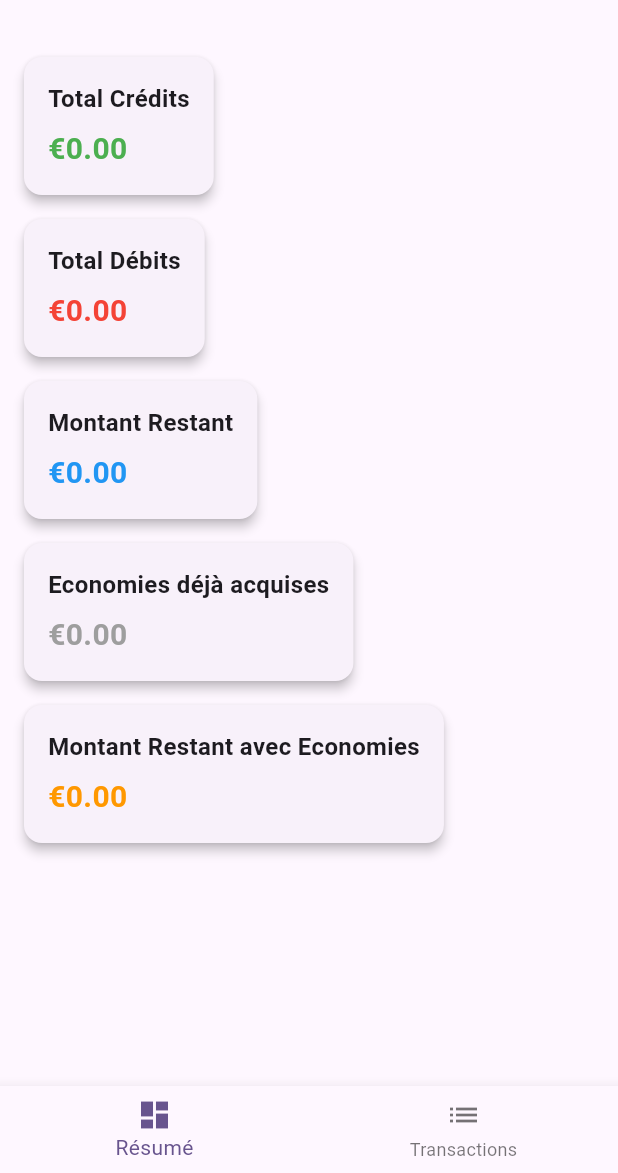
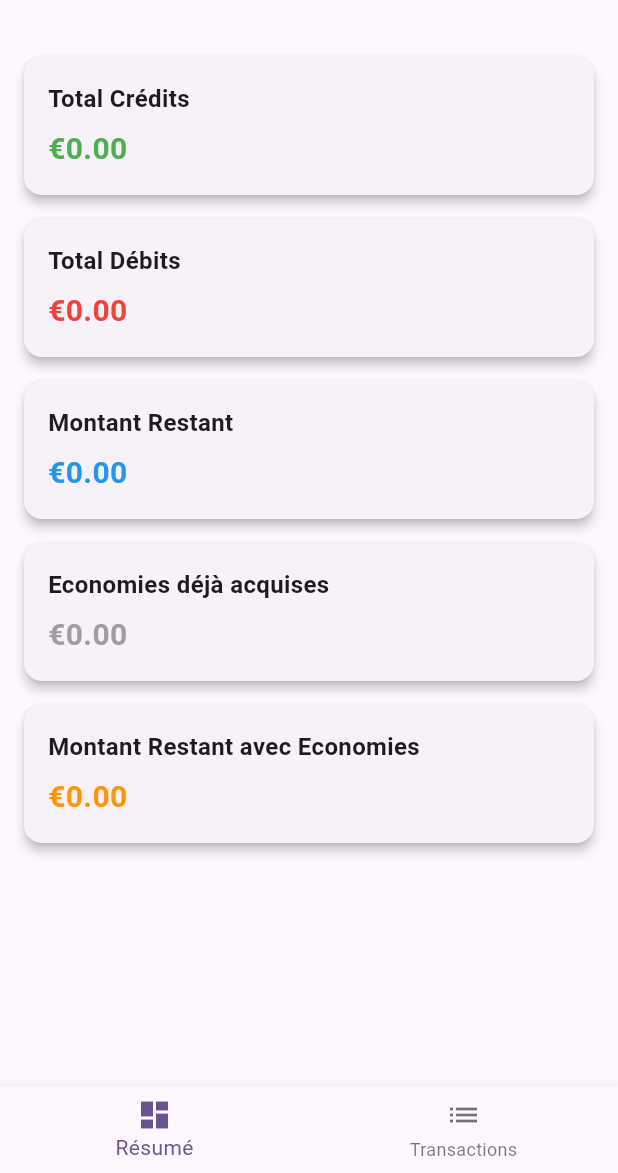
Before and after one commit to PavelDelhomme/flutter_budget_management, a Flutter app: the screen it shows once a user with an empty profile is signed in, on a phone screen of 412 x 824 dp, the part 63-1236 px from its top. Run offline on Flutter 3.47's test engine with Material 3 defaults, Android fonts, the phone set to English and light mode, and no system bars; our stand-ins replace another_flushbar, cloud_firestore, firebase_auth, firebase_core, firebase_storage, flutter_map and 7 more; missing offline and left inert: nominatim_geocoding; accounts and stored records are empty.

Commit message:
mise a jour du todo file en mettant en place le fait que toutes les rubrique de summary_view.dart soit de la même taille.

```diff
--- a/lib/todo_files.dart
+++ b/lib/todo_files.dart
@@ -50,6 +50,6 @@
 // todo suppression champs adresse email.
 
 
-//todo avoir tout les rublrique a la même taille. dans summary
+//avoir tout les rublrique a la même taille. dans summary
 
 //todo la date d el'application dois être Jour Mois Années en Français globalement.
--- a/lib/views/budget/summary_view.dart
+++ b/lib/views/budget/summary_view.dart
@@ -180,18 +180,15 @@ class SummaryViewState extends State<SummaryView> {
     return Card(
       elevation: 3.0,
       margin: const EdgeInsets.symmetric(vertical: 8.0),
-      child: Padding(
+      child: Container(
+        width: double.infinity, // Prend tout la largeur diponible
         padding: const EdgeInsets.all(16.0),
         child: Column(
           crossAxisAlignment: CrossAxisAlignment.start,
           children: [
-            Text(title,
-                style:
-                    const TextStyle(fontSize: 16, fontWeight: FontWeight.bold)),
+            Text(title, style: TextStyle(fontSize: 16, fontWeight: FontWeight.bold)),
             const SizedBox(height: 8.0),
-            Text("€$amount",
-                style: TextStyle(
-                    fontSize: 20, color: color, fontWeight: FontWeight.bold)),
+            Text("€$amount", style: TextStyle(fontSize: 20, color: color, fontWeight: FontWeight.bold)),
           ],
         ),
       ),
```
